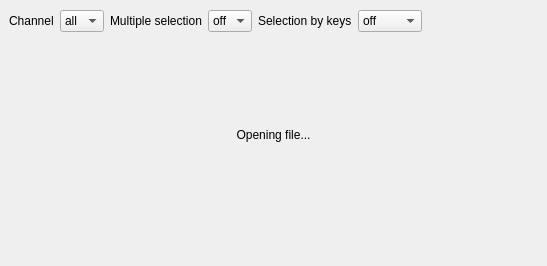
The window that sources/player/player.ui (davy7125/polyphone) describes before a commit, drawn with Qt 5.
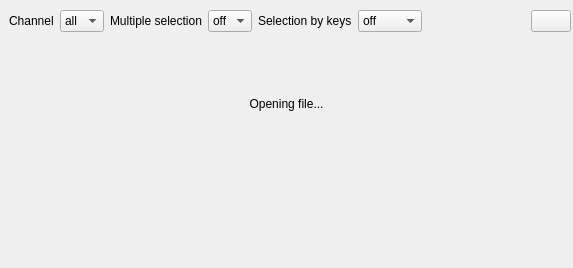
The same window after the commit. The open tabs and pages were chosen to show the change. Custom widgets are drawn as their Qt base class.

Commit message: Recorder and keyboard buttons

The edit to the form file:
```diff
--- a/sources/player/player.ui
+++ b/sources/player/player.ui
@@ -6,8 +6,8 @@
    <rect>
     <x>0</x>
     <y>0</y>
-    <width>547</width>
-    <height>266</height>
+    <width>573</width>
+    <height>268</height>
    </rect>
   </property>
   <property name="windowTitle">
@@ -47,6 +47,15 @@
       </size>
      </property>
      <layout class="QHBoxLayout" name="horizontalLayout_2">
+      <property name="topMargin">
+       <number>2</number>
+      </property>
+      <property name="rightMargin">
+       <number>2</number>
+      </property>
+      <property name="bottomMargin">
+       <number>2</number>
+      </property>
       <item>
        <widget class="QLabel" name="label">
         <property name="text">
@@ -203,6 +212,13 @@
         </property>
        </spacer>
       </item>
+      <item>
+       <widget class="StyledAction" name="pushShowRecorder">
+        <property name="checkable">
+         <bool>true</bool>
+        </property>
+       </widget>
+      </item>
      </layout>
     </widget>
    </item>
@@ -241,13 +257,7 @@
        <item row="3" column="0">
         <spacer name="horizontalSpacer">
          <property name="orientation">
-          <enum>Qt::Orientation::Horizontal</enum>
-         </property>
-         <property name="sizeHint" stdset="0">
-          <size>
-           <width>40</width>
-           <height>20</height>
-          </size>
+          <enum>Qt::Horizontal</enum>
          </property>
         </spacer>
        </item>
@@ -264,39 +274,21 @@
        <item row="0" column="1">
         <spacer name="verticalSpacer">
          <property name="orientation">
-          <enum>Qt::Orientation::Vertical</enum>
-         </property>
-         <property name="sizeHint" stdset="0">
-          <size>
-           <width>20</width>
-           <height>40</height>
-          </size>
+          <enum>Qt::Vertical</enum>
          </property>
         </spacer>
        </item>
        <item row="3" column="2">
         <spacer name="horizontalSpacer_2">
          <property name="orientation">
-          <enum>Qt::Orientation::Horizontal</enum>
-         </property>
-         <property name="sizeHint" stdset="0">
-          <size>
-           <width>40</width>
-           <height>20</height>
-          </size>
+          <enum>Qt::Horizontal</enum>
          </property>
         </spacer>
        </item>
        <item row="4" column="1">
         <spacer name="verticalSpacer_2">
          <property name="orientation">
-          <enum>Qt::Orientation::Vertical</enum>
-         </property>
-         <property name="sizeHint" stdset="0">
-          <size>
-           <width>20</width>
-           <height>40</height>
-          </size>
+          <enum>Qt::Vertical</enum>
          </property>
         </spacer>
        </item>
@@ -603,6 +595,11 @@
   </layout>
  </widget>
  <customwidgets>
+  <customwidget>
+   <class>StyledAction</class>
+   <extends>QPushButton</extends>
+   <header>styledaction.h</header>
+  </customwidget>
   <customwidget>
    <class>RotatingSpinner</class>
    <extends>QWidget</extends>
```
Left out of the diff: 80 changed lines with no effect on the pictures. The commit also changes 5 other files.
